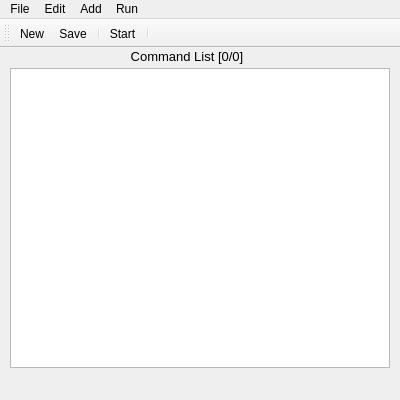
Old version of the form mainwindow.ui in the repository damr-/macro-creator.
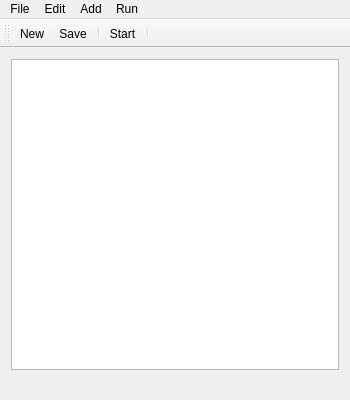
New version of the form. Icons and pictures are not drawn.

```diff
--- a/mainwindow.ui
+++ b/mainwindow.ui
@@ -9,7 +9,7 @@
    <rect>
     <x>0</x>
     <y>0</y>
-    <width>400</width>
+    <width>350</width>
     <height>400</height>
    </rect>
   </property>
@@ -21,14 +21,14 @@
   </property>
   <property name="minimumSize">
    <size>
-    <width>400</width>
-    <height>400</height>
+    <width>150</width>
+    <height>150</height>
    </size>
   </property>
   <property name="maximumSize">
    <size>
-    <width>400</width>
-    <height>400</height>
+    <width>9000</width>
+    <height>9000</height>
    </size>
   </property>
   <property name="windowTitle">
@@ -48,36 +48,14 @@
      <verstretch>0</verstretch>
     </sizepolicy>
    </property>
-   <widget class="QLabel" name="commandListTitle">
-    <property name="geometry">
-     <rect>
-      <x>130</x>
-      <y>0</y>
-      <width>114</width>
-      <height>16</height>
-     </rect>
-    </property>
-    <property name="font">
-     <font>
-      <pointsize>10</pointsize>
-     </font>
-    </property>
-    <property name="text">
-     <string>Command List [0/0]</string>
-    </property>
-    <property name="alignment">
-     <set>Qt::AlignCenter</set>
-    </property>
-   </widget>
+   <layout class="QGridLayout" name="gridLayout">
+    <item row="0" column="0">
+     <layout class="QVBoxLayout" name="verticalLayout">
+      <property name="sizeConstraint">
+       <enum>QLayout::SetDefaultConstraint</enum>
+      </property>
+      <item>
    <widget class="QListWidget" name="commandList">
-    <property name="geometry">
-     <rect>
-      <x>10</x>
-      <y>20</y>
-      <width>380</width>
-      <height>300</height>
-     </rect>
-    </property>
     <property name="sizePolicy">
      <sizepolicy hsizetype="Preferred" vsizetype="Preferred">
       <horstretch>0</horstretch>
@@ -150,15 +128,17 @@
      <bool>false</bool>
     </property>
    </widget>
-   <zorder>commandList</zorder>
-   <zorder>commandListTitle</zorder>
+      </item>
+     </layout>
+    </item>
+   </layout>
   </widget>
   <widget class="QMenuBar" name="menuBar">
    <property name="geometry">
     <rect>
      <x>0</x>
      <y>0</y>
-     <width>400</width>
+     <width>350</width>
      <height>21</height>
     </rect>
    </property>
```
Lines whose indentation alone changed are shown as unchanged.
